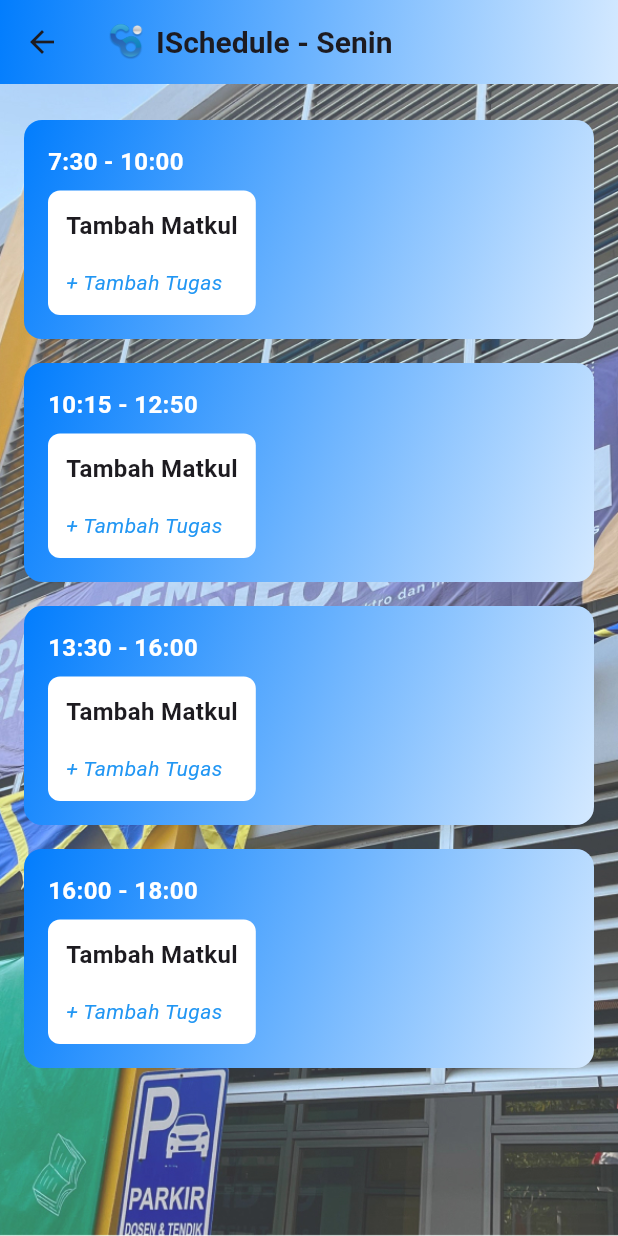
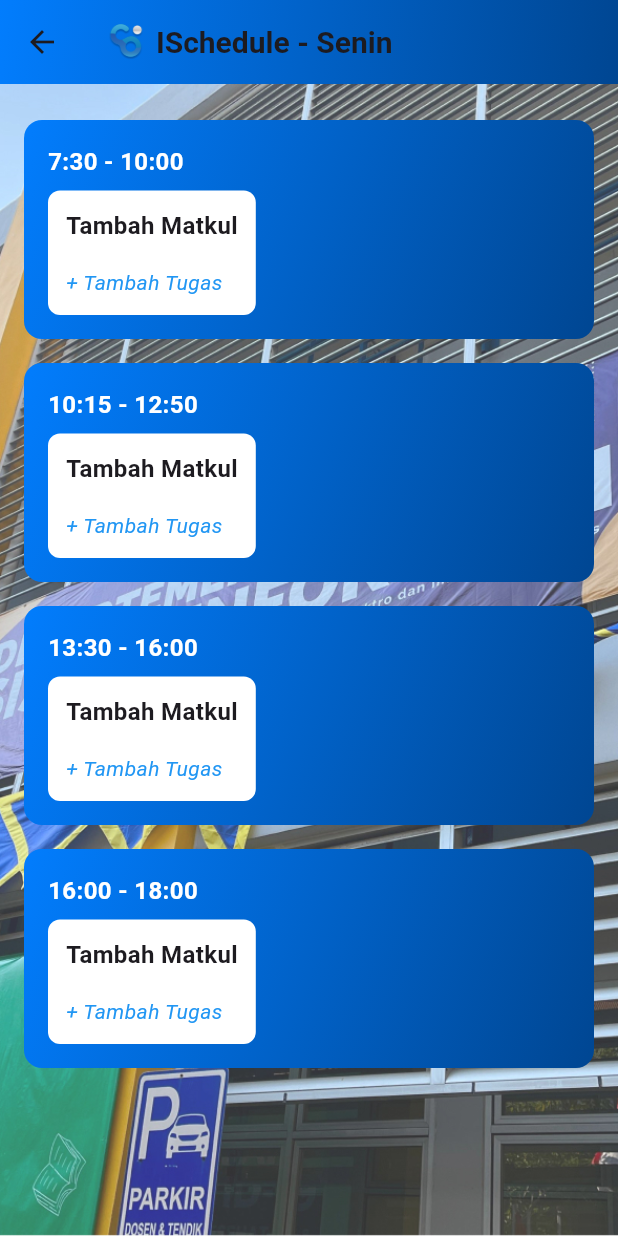
Before and after one commit to ikmalsworld/ISchedule, a Flutter app: the WelcomePage screen opened directly with empty values, after a tap on "Senin", on a phone screen of 412 x 824 dp. Run offline on Flutter 3.47's test engine with Material 3 defaults, Android fonts, the phone set to English and light mode, and no system bars.

Commit message:
Color Adjustments

```diff
--- a/lib/main.dart
+++ b/lib/main.dart
@@ -419,7 +419,7 @@ class WelcomePage extends StatelessWidget {
                                 gradient: LinearGradient(
                                   colors: [
                                     Color(0xff027DFD),
-                                    Color.fromARGB(255, 212, 233, 255),
+                                    Color.fromARGB(255, 0, 70, 146),
                                   ],
                                   begin: Alignment.topLeft,
                                   end: Alignment.bottomRight,
@@ -652,8 +652,8 @@ class _SchedulePageState extends State<SchedulePage> {
               begin: Alignment.topLeft,
               end: Alignment.bottomRight,
               colors: [
-                Color(0xff027DFD), // Primary color
-                Color.fromARGB(255, 212, 233, 255), // Secondary lighter shade
+                Color(0xff027DFD),
+                Color.fromARGB(255, 0, 70, 146), // Secondary lighter shade
               ],
             ),
           ),
@@ -684,7 +684,7 @@ class _SchedulePageState extends State<SchedulePage> {
                           end: Alignment.bottomRight,
                           colors: [
                             Color(0xff027DFD),
-                            Color.fromARGB(255, 212, 233, 255),
+                            Color.fromARGB(255, 0, 70, 146),
                           ],
                         ),
                         borderRadius: BorderRadius.circular(12),
```
